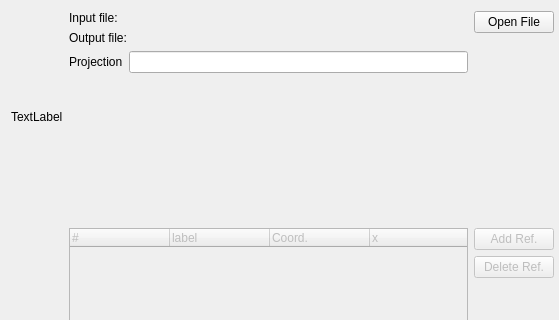
This is src/ICreateMapGeoTiff.ui in ntruchsess/QLandkarteGT as Qt 5 draws it before an edit; both pictures show x 0 to 559 and y 0 to 320 of the 1123 by 688 pixel window. The edited form follows.
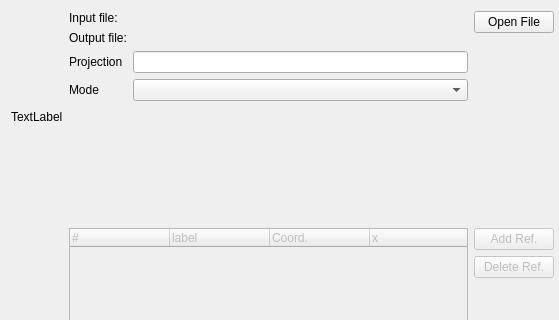
This is the edited form.

What changed in the file:
```diff
--- a/src/ICreateMapGeoTiff.ui
+++ b/src/ICreateMapGeoTiff.ui
@@ -37,7 +37,7 @@
          </property>
         </widget>
        </item>
-       <item row="0" column="1" colspan="2" >
+       <item row="0" column="1" >
         <widget class="QLabel" name="labelInputFile" >
          <property name="text" >
           <string/>
@@ -60,27 +60,33 @@
          </property>
         </widget>
        </item>
-       <item row="1" column="1" colspan="2" >
+       <item row="1" column="1" >
         <widget class="QLabel" name="labelOutputFile" >
          <property name="text" >
           <string/>
          </property>
         </widget>
        </item>
-      </layout>
-     </item>
-     <item>
-      <layout class="QHBoxLayout" >
-       <item>
+       <item row="2" column="0" >
         <widget class="QLabel" name="label" >
          <property name="text" >
           <string>Projection</string>
          </property>
         </widget>
        </item>
-       <item>
+       <item row="2" column="1" >
         <widget class="QLineEdit" name="lineProjection" />
        </item>
+       <item row="3" column="0" >
+        <widget class="QLabel" name="label_4" >
+         <property name="text" >
+          <string>Mode</string>
+         </property>
+        </widget>
+       </item>
+       <item row="3" column="1" >
+        <widget class="QComboBox" name="comboMode" />
+       </item>
       </layout>
      </item>
      <item>
@@ -90,8 +96,8 @@
        </property>
        <property name="sizeHint" >
         <size>
-         <width>20</width>
-         <height>40</height>
+         <width>384</width>
+         <height>61</height>
         </size>
        </property>
       </spacer>
```
